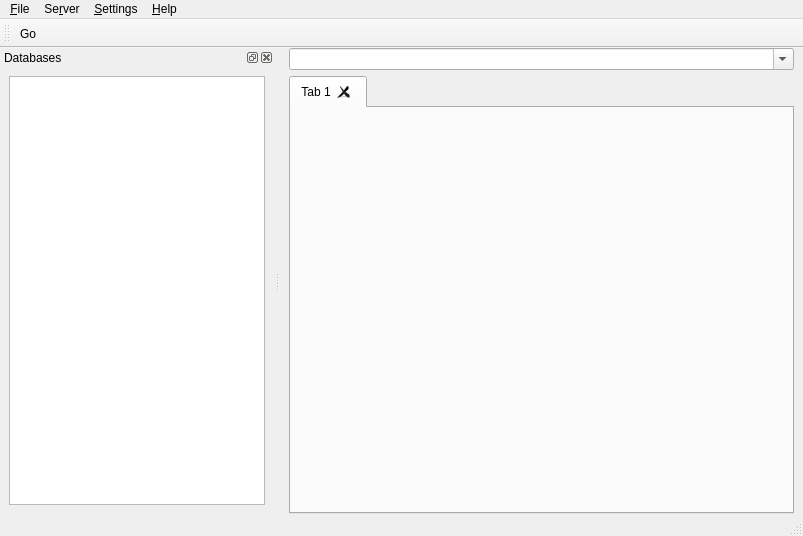
First picture: the form in sqlantaresia/SQLAntaresiaWindow.ui, repository mtorromeo/sqlantaresia, before the edit.
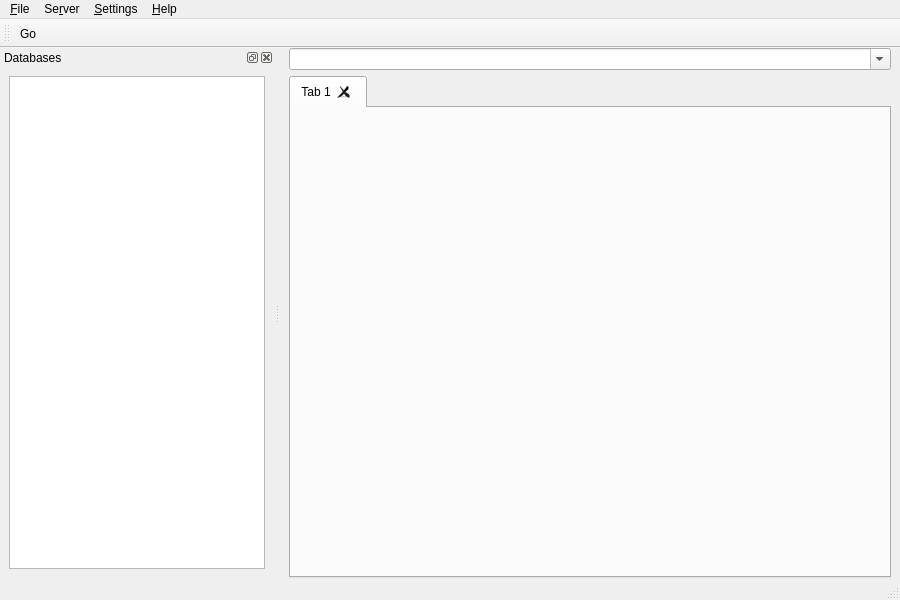
Second picture: the form after the edit. Icons and pictures are not drawn.

Commit message: Increased main window default size

The edit to the form file:
```diff
--- a/sqlantaresia/SQLAntaresiaWindow.ui
+++ b/sqlantaresia/SQLAntaresiaWindow.ui
@@ -7,8 +7,8 @@
    <rect>
     <x>0</x>
     <y>0</y>
-    <width>803</width>
-    <height>536</height>
+    <width>900</width>
+    <height>600</height>
    </rect>
   </property>
   <property name="windowTitle">
@@ -67,7 +67,7 @@
     <rect>
      <x>0</x>
      <y>0</y>
-     <width>803</width>
+     <width>900</width>
      <height>18</height>
     </rect>
    </property>
```
